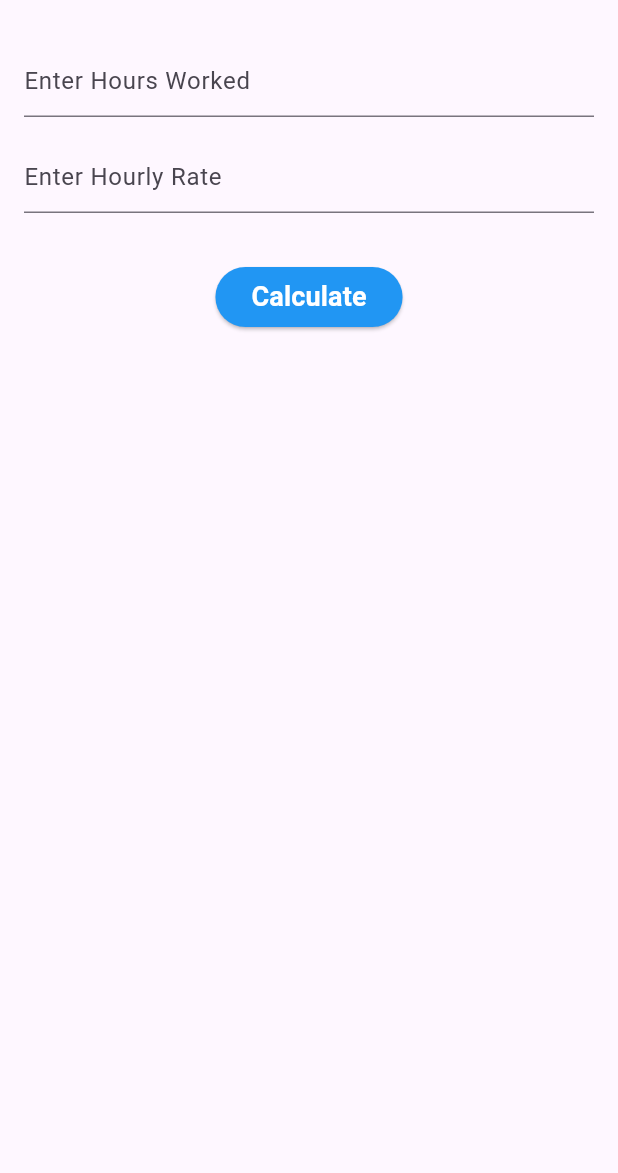
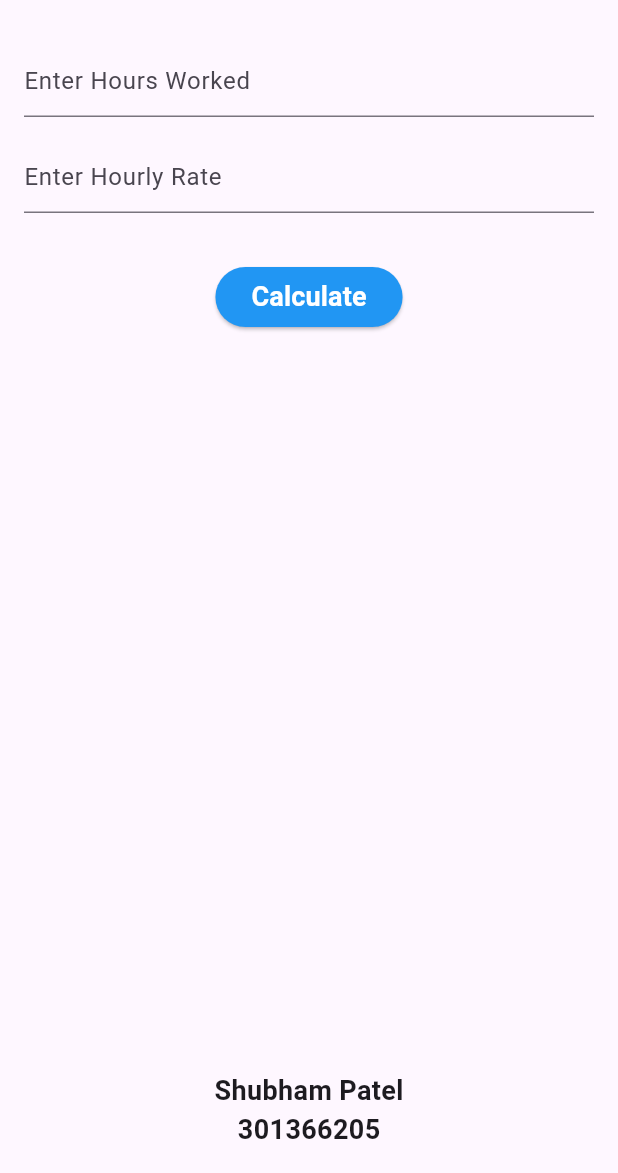
Before and after one commit to shubhu1026/pay-calculator-assignment-1, a Flutter app: the screen it shows after launch, on a phone screen of 412 x 824 dp, the part 63-1236 px from its top. Run offline on Flutter 3.47's test engine with Material 3 defaults, Android fonts, the phone set to English and light mode, and no system bars.

Commit message:
Added about section

```diff
--- a/lib/main.dart
+++ b/lib/main.dart
@@ -84,6 +84,29 @@
                 ),
               ],
             ),
+            const SizedBox(height: 64),
+            const Align(
+              alignment: Alignment.center,
+              child: Column(
+                crossAxisAlignment: CrossAxisAlignment.center,
+                children: [
+                  Text(
+                    'Shubham Patel',
+                    style: TextStyle(
+                      fontSize: 18,
+                      fontWeight: FontWeight.bold,
+                    ),
+                  ),
+                  Text(
+                    '301366205',
+                    style: TextStyle(
+                      fontSize: 18,
+                      fontWeight: FontWeight.bold,
+                    ),
+                  ),
+                ],
+              ),
+            ),
           ],
         ),
       ),
```
